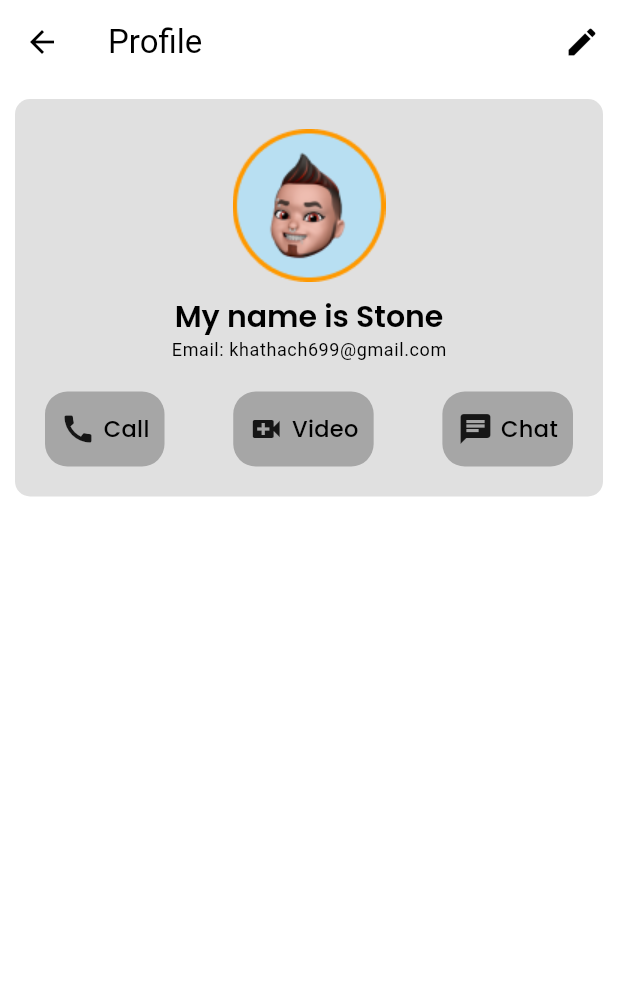
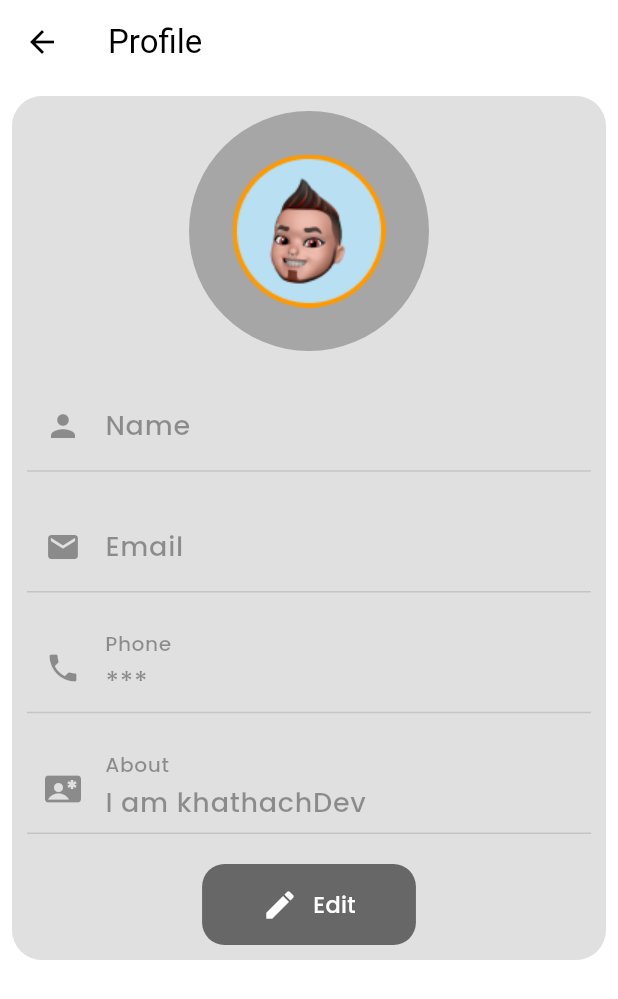
Before and after one commit to khathach699/chat_app, a Flutter app: the ProfilePage screen opened by its route, on a phone screen of 412 x 824 dp. Shown: the top 999 px of the screen. Run offline on Flutter 3.47's test engine with Material 3 defaults, Android fonts, the phone set to English and light mode, and no system bars; our stand-ins replace cloud_firestore, firebase_auth, firebase_core, get, slide_to_act; accounts and stored records are empty; network calls fail.

Commit message:
edit profile

```diff
--- /dev/null
+++ b/lib/Models/UserModel.dart
@@ -0,0 +1,53 @@
+class UserModel {
+  String? id;
+  String? name;
+  String? email;
+  String? profileImage;
+  String? phoneNumber;
+  String? about;
+  String? createAt;
+  String? lastOnlineStatus;
+  String? status;
+
+  UserModel({
+    this.id,
+    this.name,
+    this.email,
+    this.profileImage,
+    this.phoneNumber,
+    this.about,
+    this.createAt,
+    this.lastOnlineStatus,
+    this.status,
+  });
+
+  UserModel.fromJson(Map<String, dynamic> json) {
+    id = json["id"];
+    name = json["name"];
+    email = json["email"];
+    profileImage = json["profileImage"];
+    phoneNumber = json["phoneNumber"];
+    about = json["About"];
+    createAt = json["CreateAt"];
+    lastOnlineStatus = json["LastOnlineStatus"];
+    status = json["Status"];
+  }
+
+  static List<UserModel> fromList(List<Map<String, dynamic>> list) {
+    return list.map(UserModel.fromJson).toList();
+  }
+
+  Map<String, dynamic> toJson() {
+    final Map<String, dynamic> _data = <String, dynamic>{};
+    _data["id"] = id;
+    _data["name"] = name;
+    _data["email"] = email;
+    _data["profileImage"] = profileImage;
+    _data["phoneNumber"] = phoneNumber;
+    _data["About"] = about;
+    _data["CreateAt"] = createAt;
+    _data["LastOnlineStatus"] = lastOnlineStatus;
+    _data["Status"] = status;
+    return _data;
+  }
+}
--- a/lib/Pages/Auth/Widgets/SignupForm.dart
+++ b/lib/Pages/Auth/Widgets/SignupForm.dart
@@ -48,7 +48,11 @@ class SignupForm extends StatelessWidget {
                       ? CircularProgressIndicator()
                       : PrimaryButton(
                         onTap: () {
-                          authController.createUser(email.text, password.text);
+                          authController.createUser(
+                            email.text,
+                            password.text,
+                            name.text,
+                          );
                         },
                         btnName: "Sign In",
                         icon: Icons.lock_open_outlined,
--- /dev/null
+++ b/lib/Pages/ProfilePage/ProfilePage.dart
@@ -0,0 +1,141 @@
+import 'package:chat_app/Configs/Image.dart';
+import 'package:chat_app/Controllers/ProfileController.dart';
+import 'package:chat_app/Widgets/PrimaryButton.dart';
+import 'package:flutter/material.dart';
+import 'package:get/get.dart';
+
+class ProfilePage extends StatelessWidget {
+  const ProfilePage({super.key});
+
+  @override
+  Widget build(BuildContext context) {
+    RxBool isEdit = false.obs;
+    ProfileController profileController = Get.put(ProfileController());
+    TextEditingController name = TextEditingController(
+      text: profileController.currenUser.value.name,
+    );
+    TextEditingController email = TextEditingController(
+      text: profileController.currenUser.value.email,
+    );
+    TextEditingController phone = TextEditingController(
+      text: profileController.currenUser.value.phoneNumber ?? "***",
+    );
+    TextEditingController about = TextEditingController(
+      text: profileController.currenUser.value.about ?? "I am khathachDev",
+    );
+
+    return Scaffold(
+      appBar: AppBar(title: Text("Profile")),
+      body: Padding(
+        padding: EdgeInsets.all(8),
+        child: ListView(
+          children: [
+            Container(
+              padding: EdgeInsets.all(10),
+              decoration: BoxDecoration(
+                color: Colors.black12,
+                borderRadius: BorderRadius.circular(20),
+              ),
+
+              child: Row(
+                children: [
+                  Expanded(
+                    child: Column(
+                      children: [
+                        Row(
+                          mainAxisAlignment: MainAxisAlignment.center,
+                          children: [
+                            CircleAvatar(
+                              backgroundColor: Colors.black26,
+                              child: Image.asset(AssetImages.person1),
+                              radius: 80,
+                            ),
+                          ],
+                        ),
+                        SizedBox(height: 20),
+                        Obx(
+                          () => TextField(
+                            controller: name,
+                            enabled: isEdit.value,
+                            decoration: InputDecoration(
+                              filled: isEdit.value,
+                              labelText: "Name",
+                              hintText: "Name",
+                              prefixIcon: Icon(Icons.person),
+                            ),
+                          ),
+                        ),
+                        SizedBox(height: 20),
+                        Obx(
+                          () => TextField(
+                            controller: email,
+                            enabled: isEdit.value,
+                            decoration: InputDecoration(
+                              filled: isEdit.value,
+                              labelText: "Email",
+                              hintText: "Email",
+                              prefixIcon: Icon(Icons.email),
+                            ),
+                          ),
+                        ),
+                        SizedBox(height: 20),
+                        Obx(
+                          () => TextField(
+                            controller: phone,
+                            enabled: isEdit.value,
+                            decoration: InputDecoration(
+                              filled: isEdit.value,
+                              labelText: "Phone",
+                              hintText: "Phone",
+                              prefixIcon: Icon(Icons.phone),
+                            ),
+                          ),
+                        ),
+                        SizedBox(height: 20),
+                        Obx(
+                          () => TextField(
+                            controller: about,
+                            enabled: isEdit.value,
+                            decoration: InputDecoration(
+                              filled: isEdit.value,
+                              labelText: "About",
+                              hintText: "About",
+                              prefixIcon: Icon(Icons.contact_emergency),
+                            ),
+                          ),
+                        ),
+                        SizedBox(height: 20),
+                        Obx(
+                          () => Row(
+                            mainAxisAlignment: MainAxisAlignment.center,
+                            children: [
+                              isEdit.value
+                                  ? PrimaryButton(
+                                    btnName: "Save",
+                                    icon: Icons.save,
+                                    onTap: () {
+                                      isEdit.value = false;
+                                    },
+                                  )
+                                  : PrimaryButton(
+                                    btnName: "Edit",
+                                    icon: Icons.edit,
+                                    onTap: () {
+                                      isEdit.value = true;
+                                    },
+                                  ),
+                            ],
+                          ),
+                        ),
+                      ],
+                    ),
+                  ),
+                ],
+              ),
+            ),
+          ],
+        ),
+      ),
+    );
+  }
+}
--- a/lib/Profiles/ProfilePage.dart
+++ /dev/null
@@ -1,61 +0,0 @@
-import 'package:chat_app/Configs/Image.dart';
-import 'package:chat_app/Profiles/Widgets/UserProfile.dart';
-import 'package:flutter/material.dart';
-
-class ProfilePage extends StatelessWidget {
-  const ProfilePage({super.key});
-
-  @override
-  Widget build(BuildContext context) {
-    return Scaffold(
-      appBar: AppBar(
-        title: Text("Profile"),
-        actions: [IconButton(onPressed: () {}, icon: Icon(Icons.edit))],
-      ),
-      body: Padding(
-        padding: const EdgeInsets.all(10),
-        child: Column(
-          children: [
-            Container(
-              padding: EdgeInsets.all(20),
-              decoration: BoxDecoration(
-                color: Colors.black12,
-                borderRadius: BorderRadius.circular(10),
-              ),
-              child: Row(
-                children: [
-                  Expanded(
-                    child: Column(
-                      crossAxisAlignment: CrossAxisAlignment.center,
-                      children: [
-                        Image.asset(AssetImages.person1),
-                        SizedBox(height: 10),
-                        Text(
-                          "My name is Stone",
-                          style: Theme.of(context).textTheme.headlineSmall,
-                        ),
-                        Text(
-                          "Email: khathach699@gmail.com",
-                          style: Theme.of(context).textTheme.bodySmall,
-                        ),
-                        SizedBox(height: 20),
-                        Row(
-                          mainAxisAlignment: MainAxisAlignment.spaceBetween,
-                          children: [
-                            UserProfile(text: 'Call', icon: Icons.call),
-                            UserProfile(text: 'Video', icon: Icons.video_call),
-                            UserProfile(text: 'Chat', icon: Icons.chat),
-                          ],
-                        ),
-                      ],
-                    ),
-                  ),
-                ],
-              ),
-            ),
-          ],
-        ),
-      ),
-    );
-  }
-}
--- a/lib/Widgets/PrimaryButton.dart
+++ b/lib/Widgets/PrimaryButton.dart
@@ -2,7 +2,12 @@ import 'package:chat_app/Configs/Colors.dart';
 import 'package:flutter/material.dart';
 
 class PrimaryButton extends StatelessWidget {
-  const PrimaryButton({super.key, required this.btnName, required this.icon, required this.onTap});
+  const PrimaryButton({
+    super.key,
+    required this.btnName,
+    required this.icon,
+    required this.onTap,
+  });
   final String btnName;
   final IconData icon;
   final VoidCallback onTap;
@@ -12,20 +17,17 @@ class PrimaryButton extends StatelessWidget {
     return InkWell(
       onTap: onTap,
       child: Container(
-
         padding: EdgeInsets.symmetric(horizontal: 40, vertical: 15),
         decoration: BoxDecoration(
           borderRadius: BorderRadius.circular(15),
-          color: primaryColor,
+          color: Colors.black54,
         ),
         child: Row(
           mainAxisAlignment: MainAxisAlignment.center,
           children: [
-            Icon(icon, color: Colors.white,),
+            Icon(icon, color: Colors.white),
             SizedBox(width: 10),
-            Text(btnName, style: TextStyle(
-              color: dOnBackgroundColor
-            )),
+            Text(btnName, style: TextStyle(color: dOnBackgroundColor)),
           ],
         ),
       ),
--- a/pubspec.yaml
+++ b/pubspec.yaml
@@ -18,6 +18,7 @@ dependencies:
   get: ^4.7.2
   firebase_core: ^3.12.1
   firebase_auth: ^5.5.1
+  cloud_firestore: ^5.6.5
 
 dev_dependencies:
   flutter_test:
```
Also changed, not shown: lib/Configs/PagePath.dart (+14 -1 lines), lib/Controllers/AuthController.dart (+27 -1 lines), lib/Controllers/ProfileController.dart (added, +30 -0 lines), lib/Controllers/SplaceController.dart (added, +21 -0 lines), lib/Pages/SplacePage/SplacePage.dart (+8 -2 lines), lib/UserProfiles/ProfilePage.dart (added, +95 -0 lines), lib/UserProfiles/UpdateProfile.dart (added, +86 -0 lines), lib/UserProfiles/Widgets/TextInfo.dart (added, +15 -0 lines), lib/main.dart (+3 -5 lines), lib/UserProfiles/Widgets/UserProfile.dart (renamed from lib/Profiles/Widgets/UserProfile.dart), pubspec.lock, 3 other files.
